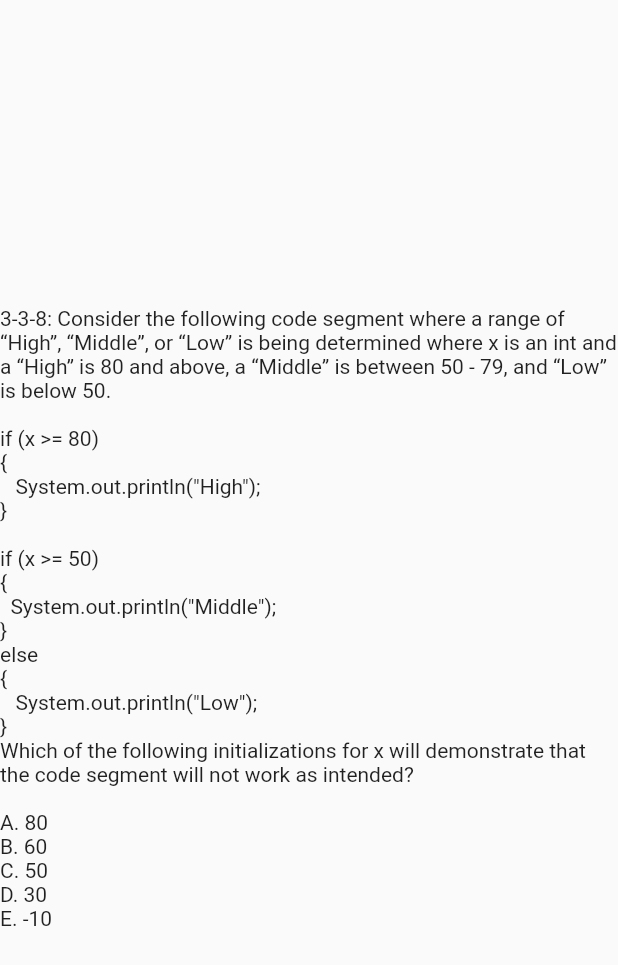
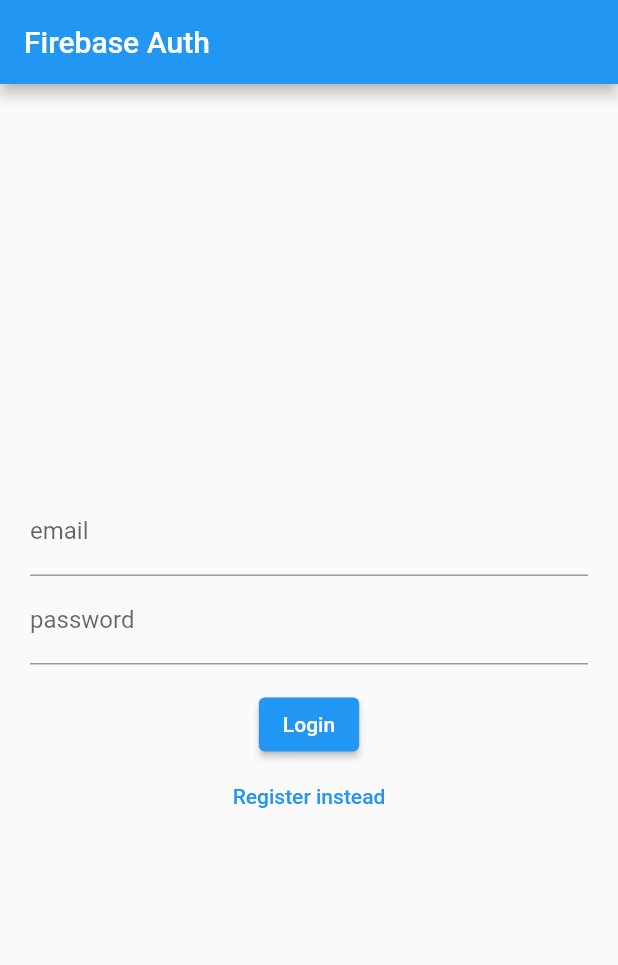
Before and after one commit to alexp616/csa-quiz-app, a Flutter app: the screen it shows after launch, on a phone screen of 412 x 824 dp. Shown: the top 965 px of the screen. Run offline on Flutter 3.47's test engine with Material 2 defaults, Android fonts, the phone set to English and light mode, and no system bars; our stand-ins replace cloud_firestore, firebase_auth, firebase_core, percent_indicator; accounts and stored records are empty.

Commit message:
finished auth, started homescreen

```diff
--- /dev/null
+++ b/lib/auth.dart
@@ -0,0 +1,42 @@
+import 'package:firebase_auth/firebase_auth.dart';
+import 'package:cloud_firestore/cloud_firestore.dart';
+
+class Auth {
+  final FirebaseAuth _firebaseAuth = FirebaseAuth.instance;
+
+  User? get currentUser => _firebaseAuth.currentUser;
+
+  Stream<User?> get authStateChanges => _firebaseAuth.authStateChanges();
+
+  Future<void> addUser({required String userId}) async {
+    FirebaseFirestore.instance.collection('users')
+      .add({
+        'sus1': 'susworked'
+      });
+  }
+
+  Future<void> signInWithEmailAndPassword({
+    required String email,
+    required String password,
+  }) async {
+    await _firebaseAuth.signInWithEmailAndPassword(
+      email: email,
+      password: password
+    );
+  }
+
+  Future<void> createUserWithEmailAndPassword({
+    required String email,
+    required String password,
+  }) async {
+    await _firebaseAuth.createUserWithEmailAndPassword(
+      email: email,
+      password: password
+    );
+    await addUser(userId: FirebaseAuth.instance.currentUser!.uid);
+  }
+
+  Future<void> signOut() async {
+    await _firebaseAuth.signOut();
+  }
+}
--- a/lib/datastructures/student.dart
+++ b/lib/datastructures/student.dart
@@ -0,0 +1,6 @@
+// import 'question.dart';
+
+// class Student {
+//   List<Question> finishedQuestions = [];
+
+// }
--- a/lib/main.dart
+++ b/lib/main.dart
@@ -1,43 +1,27 @@
+import 'package:csa_quiz_app/firebase_options.dart';
+import 'package:csa_quiz_app/widget_tree.dart';
+import 'package:firebase_core/firebase_core.dart';
 import 'package:flutter/material.dart';
-import 'dart:convert';
 
-
-void main() {
-  runApp(const MainApp());
+void main() async {
+  WidgetsFlutterBinding.ensureInitialized();
+  await Firebase.initializeApp(
+    options: DefaultFirebaseOptions.web
+  );
+  runApp(const MyApp());
 }
 
-class MainApp extends StatelessWidget {
-  const MainApp({super.key});
+class MyApp extends StatelessWidget {
+  const MyApp({Key? key}) : super(key: key);
 
   @override
   Widget build(BuildContext context) {
     return MaterialApp(
-      home: Scaffold(
-        body: Center(
-          child: Text('''3-3-8: Consider the following code segment where a range of “High”, “Middle”, or “Low” is being determined where x is an int and a “High” is 80 and above, a “Middle” is between 50 - 79, and “Low” is below 50.
-
-if (x >= 80)
-{
-   System.out.println("High");
-}
-
-if (x >= 50)
-{
-  System.out.println("Middle");
-}
-else
-{
-   System.out.println("Low");
-}
-Which of the following initializations for x will demonstrate that the code segment will not work as intended?
-
-A. 80
-B. 60
-C. 50
-D. 30
-E. -10'''),
-        ),
+      debugShowCheckedModeBanner: false,
+      theme: ThemeData(
+        primarySwatch: Colors.blue,
       ),
+      home: const WidgetTree()
     );
   }
 }
--- /dev/null
+++ b/lib/pages/login_register_page.dart
@@ -0,0 +1,119 @@
+import 'package:flutter/material.dart';
+import 'package:firebase_auth/firebase_auth.dart';
+import '../auth.dart';
+
+class LoginPage extends StatefulWidget {
+  const LoginPage({Key? key}) : super(key: key);
+
+  @override
+  State<LoginPage> createState() => _LoginPageState();
+}
+
+class _LoginPageState extends State<LoginPage> {
+  String? errorMessage = '';
+  bool isLogin = true;
+
+  final TextEditingController _controllerEmail = TextEditingController();
+  final TextEditingController _controllerPassword = TextEditingController();
+
+  Future<void> signInWithEmailAndPassword() async {
+    try {
+      await Auth().signInWithEmailAndPassword(
+        email: _controllerEmail.text,
+        password: _controllerPassword.text,
+      );
+    } on FirebaseAuthException catch (e) {
+      setState(() {
+        errorMessage = e.message;
+      });
+    }
+  }
+
+  Future<void> createUserWithEmailAndPassword() async {
+    try {
+      await Auth().createUserWithEmailAndPassword(
+        email: _controllerEmail.text,
+        password: _controllerPassword.text,
+      );
+    } on FirebaseAuthException catch (e) {
+      setState(() {
+        errorMessage = e.message;
+      });
+    }
+  }
+
+  Widget _title() {
+    return const Text('Firebase Auth');
+  }
+
+  Widget _entryField(
+    String title,
+    TextEditingController controller,
+  ) {
+    return TextField(
+      controller: controller,
+      decoration: InputDecoration(
+        labelText: title,
+      )
+    );
+  }
+
+  Widget _errorMessage() {
+    return Text(errorMessage == '' ? '' : 'Humm ? $errorMessage');
+  }
+
+  Widget _submitButton() {
+    return ElevatedButton(
+      onPressed:
+        isLogin ? signInWithEmailAndPassword : createUserWithEmailAndPassword,
+      child: Text(isLogin ? 'Login' : 'Register')
+    );
+  }
+
+  Widget _loginOrRegisterButton() {
+    return TextButton(
+      onPressed: () {
+        setState(() {
+          isLogin = !isLogin;
+        });
+      },
+      child: Text(isLogin ? 'Register instead' : 'Login instead')
+    );
+  }
+
+  @override
+  Widget build(BuildContext context) {
+    return Scaffold(
+      appBar: AppBar(
+        title: _title()
+      ),
+      body: Container(
+        height: double.infinity,
+        width: double.infinity,
+        padding: const EdgeInsets.all(20),
+        child: Column(
+          crossAxisAlignment: CrossAxisAlignment.center,
+          mainAxisAlignment: MainAxisAlignment.center,
+          children: <Widget>[
+            TextField(
+              controller: _controllerEmail,
+              decoration: InputDecoration(
+                labelText: 'email',
+              )
+            ),
+            TextField(
+              controller: _controllerPassword,
+              decoration: InputDecoration(
+                labelText: 'password',
+              ),
+              obscureText: true,
+            ),
+            _errorMessage(),
+            _submitButton(),
+            _loginOrRegisterButton()
+          ],
+        )
+      )
+    );
+  }
+}
--- /dev/null
+++ b/lib/widget_tree.dart
@@ -0,0 +1,27 @@
+import 'package:csa_quiz_app/auth.dart';
+import 'package:csa_quiz_app/pages/home_page.dart';
+import 'package:csa_quiz_app/pages/login_register_page.dart';
+import 'package:flutter/material.dart';
+
+class WidgetTree extends StatefulWidget {
+  const WidgetTree({Key? key}) : super(key: key);
+
+  @override
+  State<WidgetTree> createState() => _WidgetTreeState();
+}
+
+class _WidgetTreeState extends State<WidgetTree> {
+  @override
+  Widget build(BuildContext context) {
+    return StreamBuilder(
+      stream: Auth().authStateChanges,
+      builder: (context, snapshot) {
+        if (snapshot.hasData) {
+          return HomePage();
+        } else {
+          return const LoginPage();
+        }
+      }
+    );
+  }
+}
--- a/pubspec.yaml
+++ b/pubspec.yaml
@@ -13,6 +13,8 @@
   firebase_ui_auth: ^1.1.15
   flutter:
     sdk: flutter
+  go_router: ^6.2.0
+  percent_indicator: ^4.2.3
   provider: ^6.0.5
 
 dev_dependencies:
```
Also changed, not shown: lib/datastructures/question.dart (+8 -2 lines), lib/pages/home_page.dart (added, +95 -0 lines), pubspec.lock, 1 other file.
